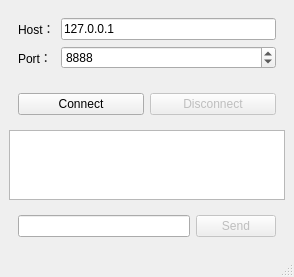
This is client/mainwindow.ui in meriwetherfennern52-cloud/QtLink as Qt 5 draws it before an edit. The edited form follows.
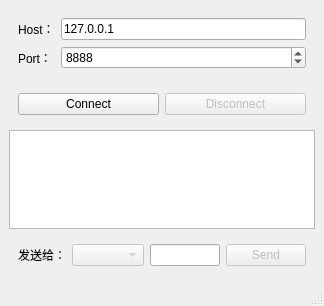
This is the edited form.

Patch:
```diff
--- a/client/mainwindow.ui
+++ b/client/mainwindow.ui
@@ -6,8 +6,8 @@
    <rect>
     <x>0</x>
     <y>0</y>
-    <width>294</width>
-    <height>276</height>
+    <width>324</width>
+    <height>306</height>
    </rect>
   </property>
   <property name="windowTitle">
@@ -91,6 +91,20 @@
     <item>
      <widget class="QWidget" name="widget_3" native="true">
       <layout class="QHBoxLayout" name="horizontalLayout_2">
+       <item>
+        <widget class="QLabel" name="receiverLabel">
+         <property name="text">
+          <string>发送给：</string>
+         </property>
+        </widget>
+       </item>
+       <item>
+        <widget class="QComboBox" name="receiverComboBox">
+         <property name="enabled">
+          <bool>false</bool>
+         </property>
+        </widget>
+       </item>
        <item>
         <widget class="QLineEdit" name="messageLineEdit"/>
        </item>
```
Left out of the diff: 2 changed lines with no effect on the pictures.
